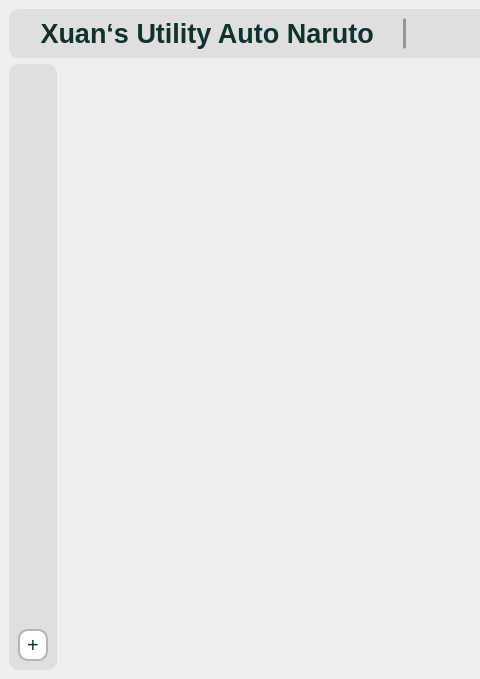
First picture: the form in utils/ui/Xuan.ui, repository XBJF-X/Xuan-s-UltilityAutoNaruto, before the edit; both pictures show x 0 to 480 and y 0 to 679 of the 1338 by 679 pixel window.
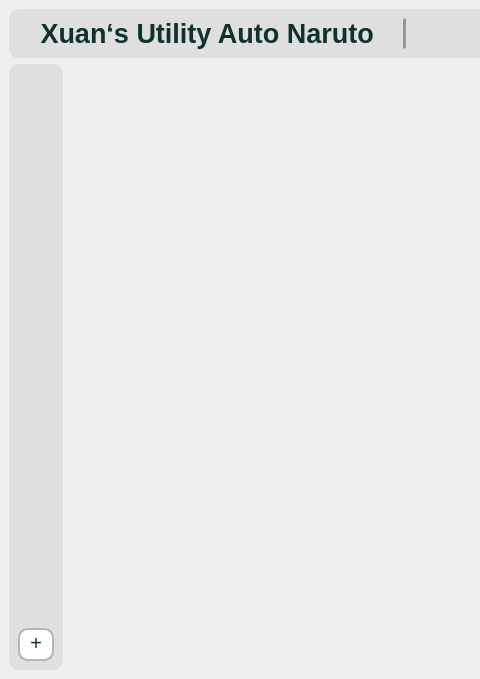
Second picture: the form after the edit.

```diff
--- a/utils/ui/Xuan.ui
+++ b/utils/ui/Xuan.ui
@@ -284,6 +284,9 @@
     <item>
      <widget class="QWidget" name="widget_109" native="true">
       <layout class="QHBoxLayout" name="horizontalLayout">
+       <property name="spacing">
+        <number>0</number>
+       </property>
        <property name="leftMargin">
         <number>0</number>
        </property>
@@ -347,7 +350,23 @@
             /* 3. 鼠标略过（悬停）状态的下边框 */
             QLineEdit:hover {
                 border-bottom: 4px solid #39C5BB;  /* 深灰色下边框（中间状态） */
-            }</string>
+            }
+
+QPushButton{
+border: 2px solid #b5b5b5;  /* 2px宽的深灰色实线边框 */
+background-color: rgb(255, 255, 255);
+border-radius:10px;
+outline:none;
+color:#0f322f;
+padding: 3px 10px;
+}
+QPushButton::hover {
+border: 2px solid #39C5BB;  /* 2px宽的深灰色实线边框 */
+background-color: rgb(255, 255, 255);
+border-radius:10px;
+outline:none;
+color:#39C5BB;
+}</string>
          </property>
          <layout class="QVBoxLayout" name="verticalLayout_16">
           <item>
@@ -367,35 +386,24 @@
            <widget class="QPushButton" name="add_config_btn">
             <property name="minimumSize">
              <size>
-              <width>30</width>
+              <width>36</width>
               <height>0</height>
              </size>
             </property>
             <property name="maximumSize">
              <size>
-              <width>30</width>
+              <width>36</width>
               <height>16777215</height>
              </size>
             </property>
+            <property name="font">
+             <font>
+              <family>Consolas</family>
+              <pointsize>15</pointsize>
+             </font>
+            </property>
             <property name="styleSheet">
-             <string notr="true">QPushButton{
-border: 2px solid #b5b5b5;  /* 2px宽的深灰色实线边框 */
-background-color: rgb(255, 255, 255);
-border-radius:10px;
-outline:none;
-color:#0f322f;
-padding-top:2px;
-padding-bottom:2px;
-}
-QPushButton::hover {
-border: 2px solid #39C5BB;  /* 2px宽的深灰色实线边框 */
-background-color: rgb(255, 255, 255);
-border-radius:10px;
-outline:none;
-padding-top:2px;
-color:#39C5BB;
-padding-bottom:2px;
-}</string>
+             <string notr="true"/>
             </property>
             <property name="text">
              <string>+</string>
```
